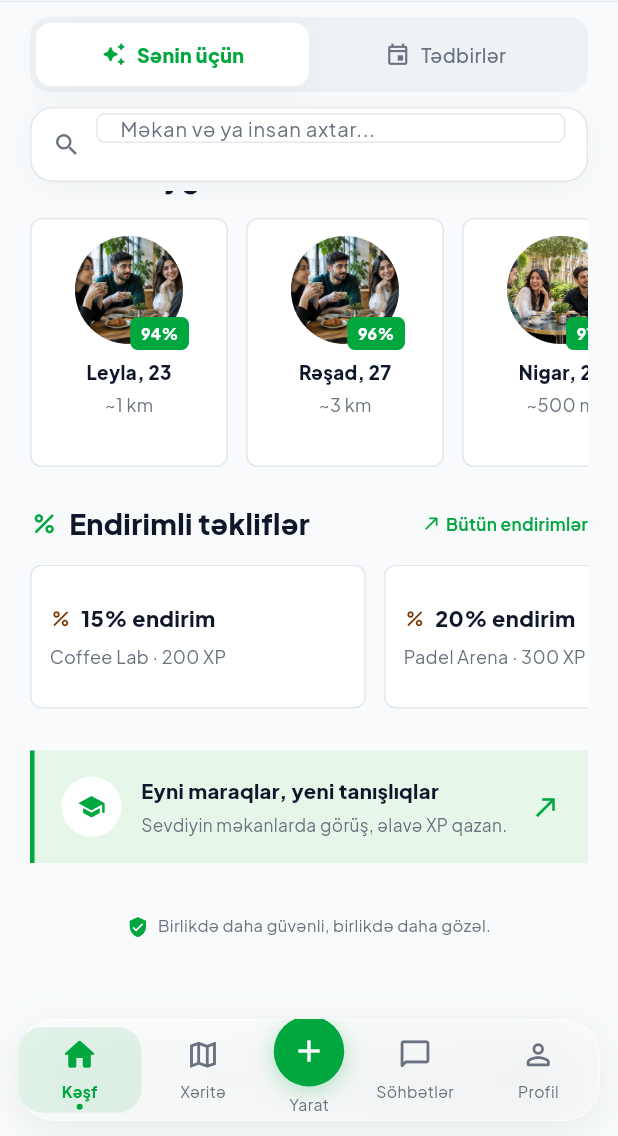
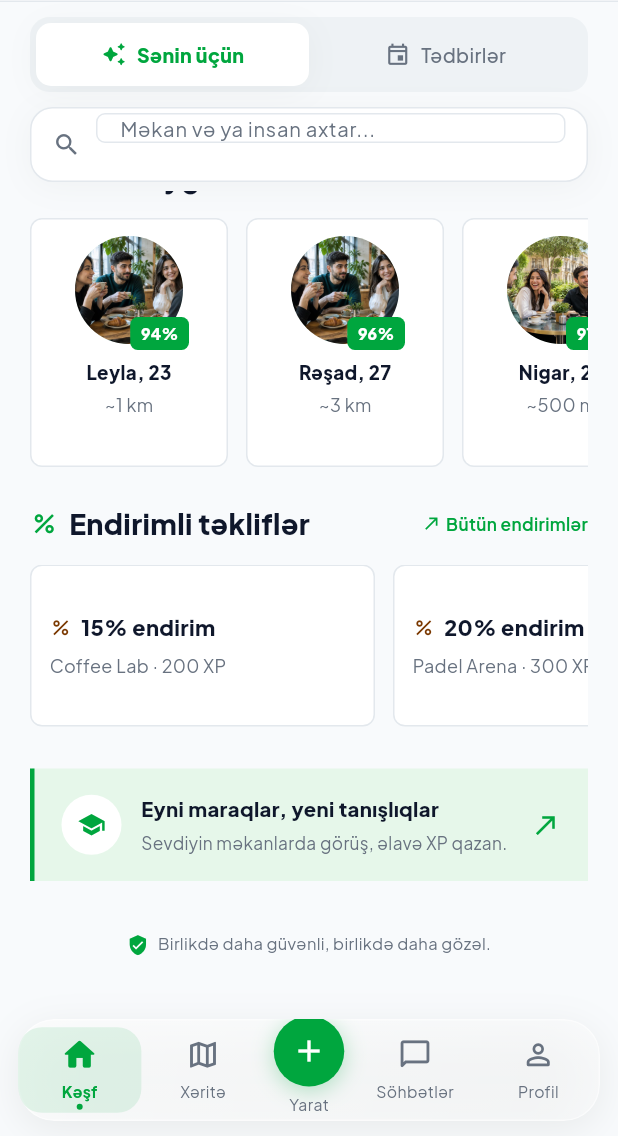
Before and after one commit to Abdullayews/Qoshul.az, a Flutter app: the AppShell screen opened directly with empty values, scrolled down 516 dp, on a phone screen of 412 x 824 dp, the part 100-1236 px from its top. Run offline on Flutter 3.47's test engine with Material 3 defaults, Android fonts, the phone set to English and light mode, and no system bars.

Commit message:
ci: fix: offer kartı test-font overflow — meta maxLines:2 + kart 108px…
Flutter test mühitində test-font qlifləri ~1.2×fontSize enindədir: real
cihazda 1 sətir olan meta (165px < 206px) testdə 3 sətirə bölünürdü
(81px > 70px konteyner). Həll: meta maxLines: 2 + ellipsis, kart
hündürlüyü 96→108, en 224→230.

```diff
--- a/mobile/lib/features/feed/presentation/feed_screen.dart
+++ b/mobile/lib/features/feed/presentation/feed_screen.dart
@@ -320,7 +320,7 @@ class _ForYouView extends StatelessWidget {
                       icon: Icons.percent, text: 'Hazırda endirim təklifi yoxdur.')
                 else
                   SizedBox(
-                    height: 96,
+                    height: 108,
                     child: ListView.separated(
                       scrollDirection: Axis.horizontal,
                       itemCount: discountOffers.length,
@@ -335,7 +335,7 @@ class _ForYouView extends StatelessWidget {
                           child: StaggerIn(
                             index: i,
                             child: Container(
-                              width: 224,
+                              width: 230,
                               padding: const EdgeInsets.all(12),
                               decoration: BoxDecoration(
                                 color: Q.card,
@@ -367,6 +367,8 @@ class _ForYouView extends StatelessWidget {
                                       o.autoByLevel
                                           ? '${o.venueName} · səviyyən ilə açıq'
                                           : '${o.venueName} · ${o.xpPrice} XP',
+                                      maxLines: 2,
+                                      overflow: TextOverflow.ellipsis,
                                       style: T.meta),
                                 ],
                               ),
```
